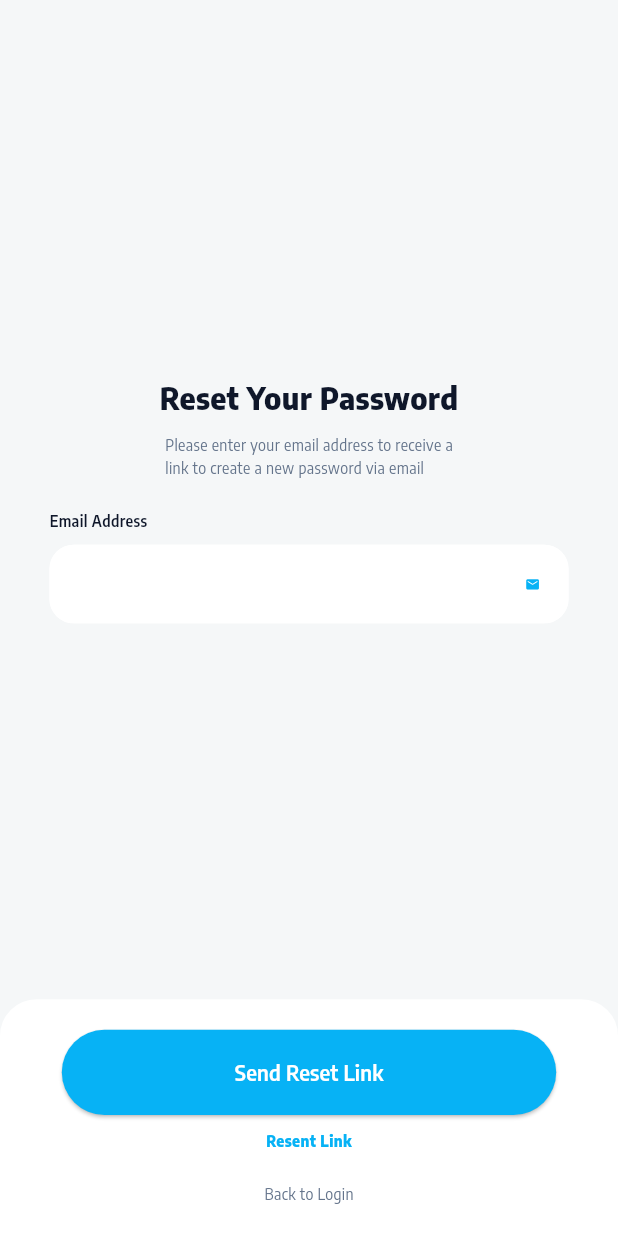
After one commit to mohsin180/ride-sharing, a Flutter app: the screen it shows after launch, after a tap on "Forgot Password?", on a phone screen of 412 x 824 dp. The commit adds this screen. Run offline on Flutter 3.47's test engine with Material 3 defaults, Android fonts, the light colour scheme and no system bars; our stand-ins replace flutter_screenutil.

Commit message:
commit: Safe Ride Flutter frontend

```diff
--- /dev/null
+++ b/lib/view/forgotPassword.dart
@@ -0,0 +1,98 @@
+import 'package:flutter/material.dart';
+import 'package:flutter_screenutil/flutter_screenutil.dart';
+import 'package:ride_sharing/view/newPassword.dart';
+import 'package:ride_sharing/widgets/consonants/consonants.dart';
+import 'package:ride_sharing/widgets/custom/customWidgets.dart';
+
+class Forgotpassword extends StatelessWidget {
+  const Forgotpassword({super.key});
+
+  @override
+  Widget build(BuildContext context) {
+    return Scaffold(
+      backgroundColor: Consonants.scaffoldBackgroundColor,
+      body: Column(
+        children: [
+          Expanded(
+            child: Column(
+              mainAxisAlignment: MainAxisAlignment.center,
+              children: [
+                CustomWidgets.customText(
+                  "Reset Your Password",
+                  20.sp,
+                  Consonants.boldTextColor,
+                  FontWeight.w700,
+                ),
+                SizedBox(height: 10.h),
+                CustomWidgets.customText(
+                  "Please enter your email address to receive a\nlink to create a new password via email",
+                  10.sp,
+                  Consonants.greyColor,
+                  FontWeight.w400,
+                ),
+                SizedBox(height: 20.h),
+                AuthFields(
+                  text: 'Email Address',
+                  suffixIcon: Icon(Icons.email_rounded, size: 10.sp),
+                ),
+              ],
+            ),
+          ),
+          ResetPassword(onPressed: () {}),
+        ],
+      ),
+    );
+  }
+}
+
+class ResetPassword extends StatelessWidget {
+  final VoidCallback onPressed;
+  const ResetPassword({super.key, required this.onPressed});
+
+  @override
+  Widget build(BuildContext context) {
+    return Container(
+      width: double.infinity,
+      decoration: BoxDecoration(
+        color: Consonants.whiteColor,
+        borderRadius: BorderRadius.only(
+          topLeft: Radius.circular(24.r),
+          topRight: Radius.circular(24.r),
+        ),
+      ),
+      child: Column(
+        children: [
+          SizedBox(height: 20.h),
+          CustomWidgets.customButton("Send Reset Link", () {
+            Navigator.push(
+              context,
+              MaterialPageRoute(builder: ((context) => Newpassword())),
+            );
+          }),
+          SizedBox(height: 10.h),
+          GestureDetector(
+            onTap: () {},
+            child: CustomWidgets.customText(
+              'Resent Link',
+              10.sp,
+              Consonants.primaryColor,
+              FontWeight.w700,
+            ),
+          ),
+
+          SizedBox(height: 20.h),
+          GestureDetector(
+            onTap: () => Navigator.pop(context),
+            child: CustomWidgets.customText(
+              'Back to Login',
+              10.sp,
+              Consonants.greyColor,
+              FontWeight.w400,
+            ),
+          ),
+          SizedBox(height: 20.h),
+        ],
+      ),
+    );
+  }
+}
--- a/lib/view/loginScreen.dart
+++ b/lib/view/loginScreen.dart
@@ -1,5 +1,6 @@
 import 'package:flutter/material.dart';
 import 'package:flutter_screenutil/flutter_screenutil.dart';
+import 'package:ride_sharing/view/forgotPassword.dart';
 import 'package:ride_sharing/view/registerScreen.dart';
 import 'package:ride_sharing/view/verificationScreen.dart';
 import 'package:ride_sharing/widgets/consonants/consonants.dart';
@@ -43,11 +44,19 @@ class Loginscreen extends StatelessWidget {
                     child: Row(
                       mainAxisAlignment: MainAxisAlignment.end,
                       children: [
-                        CustomWidgets.customText(
-                          'Forgot Password?',
-                          9.sp,
-                          Consonants.primaryColor,
-                          FontWeight.w700,
+                        GestureDetector(
+                          onTap: () => Navigator.push(
+                            context,
+                            MaterialPageRoute(
+                              builder: (context) => Forgotpassword(),
+                            ),
+                          ),
+                          child: CustomWidgets.customText(
+                            'Forgot Password?',
+                            9.sp,
+                            Consonants.primaryColor,
+                            FontWeight.w700,
+                          ),
                         ),
                       ],
                     ),
```
Also changed, not shown: lib/view/newPassword.dart (added, +86 -0 lines).
